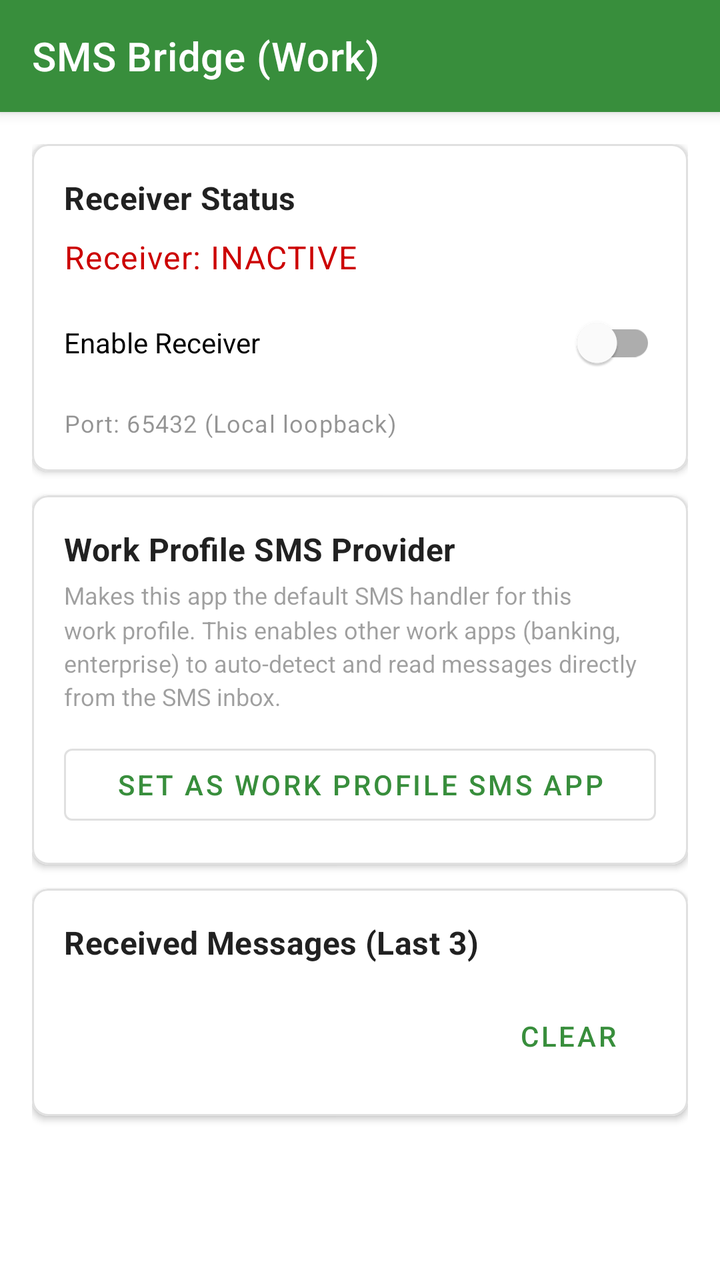
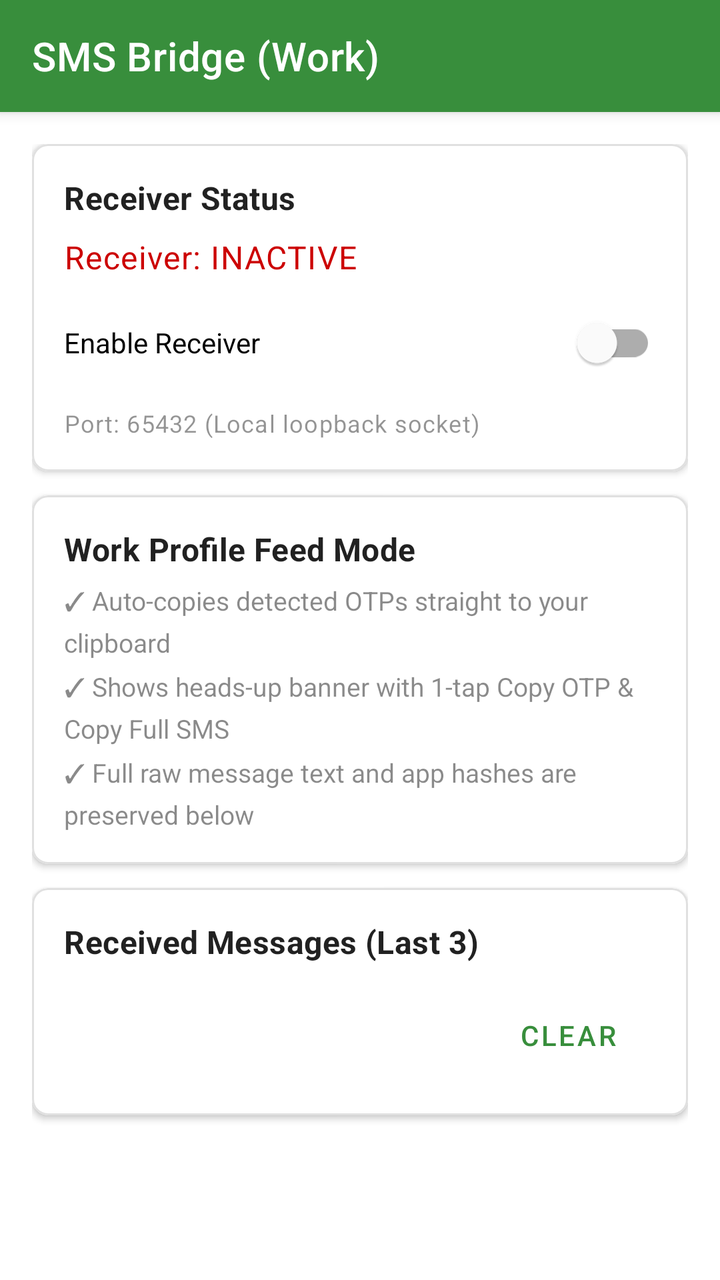

Compare the two renders of this Android layout. The source of the first and the diff that turns it into the second are given below.
<!-- AndroidManifest.xml: application theme Theme.SMSBridge -->
<!-- res/layout/activity_main.xml -->
<?xml version="1.0" encoding="utf-8"?>
<androidx.coordinatorlayout.widget.CoordinatorLayout
    xmlns:android="http://schemas.android.com/apk/res/android"
    xmlns:app="http://schemas.android.com/apk/res-auto"
    xmlns:tools="http://schemas.android.com/tools"
    android:layout_width="match_parent"
    android:layout_height="match_parent"
    tools:context=".MainActivity">

    <com.google.android.material.appbar.AppBarLayout
        android:layout_width="match_parent"
        android:layout_height="wrap_content">

        <androidx.appcompat.widget.Toolbar
            android:id="@+id/toolbar"
            android:layout_width="match_parent"
            android:layout_height="?attr/actionBarSize"
            android:background="@color/colorPrimary"
            android:elevation="4dp"
            android:theme="@style/ThemeOverlay.AppCompat.Dark.ActionBar"
            app:title="SMS Bridge (Work)"
            app:titleTextColor="@android:color/white"/>

    </com.google.android.material.appbar.AppBarLayout>

    <androidx.core.widget.NestedScrollView
        android:layout_width="match_parent"
        android:layout_height="match_parent"
        app:layout_behavior="@string/appbar_scrolling_view_behavior">

        <LinearLayout
            android:layout_width="match_parent"
            android:layout_height="wrap_content"
            android:orientation="vertical"
            android:padding="16dp">

            
            <com.google.android.material.card.MaterialCardView
                android:layout_width="match_parent"
                android:layout_height="wrap_content"
                android:layout_marginBottom="12dp"
                app:cardCornerRadius="8dp"
                app:cardElevation="2dp"
                app:strokeWidth="1dp"
                app:strokeColor="@color/colorOutline">

                <LinearLayout
                    android:layout_width="match_parent"
                    android:layout_height="wrap_content"
                    android:orientation="vertical"
                    android:padding="16dp">

                    <TextView
                        android:layout_width="match_parent"
                        android:layout_height="wrap_content"
                        android:text="Receiver Status"
                        android:textAppearance="@style/TextAppearance.MaterialComponents.Subtitle1"
                        android:textStyle="bold"
                        android:layout_marginBottom="8dp"/>

                    <TextView
                        android:id="@+id/tvStatus"
                        android:layout_width="match_parent"
                        android:layout_height="wrap_content"
                        android:text="Receiver: INACTIVE"
                        android:textAppearance="@style/TextAppearance.MaterialComponents.Body1"
                        android:textColor="@android:color/holo_red_dark"
                        android:layout_marginBottom="8dp"/>

                    <com.google.android.material.switchmaterial.SwitchMaterial
                        android:id="@+id/switchReceiver"
                        android:layout_width="match_parent"
                        android:layout_height="wrap_content"
                        android:text="Enable Receiver"
                        android:layout_marginBottom="8dp"/>

                    <TextView
                        android:layout_width="match_parent"
                        android:layout_height="wrap_content"
                        android:text="Port: 65432 (Local loopback)"
                        android:textAppearance="@style/TextAppearance.MaterialComponents.Caption"
                        android:alpha="0.7"/>

                </LinearLayout>
            </com.google.android.material.card.MaterialCardView>

            
            <com.google.android.material.card.MaterialCardView
                android:layout_width="match_parent"
                android:layout_height="wrap_content"
                android:layout_marginBottom="12dp"
                app:cardCornerRadius="8dp"
                app:cardElevation="2dp"
                app:strokeWidth="1dp"
                app:strokeColor="@color/colorOutline">

                <LinearLayout
                    android:layout_width="match_parent"
                    android:layout_height="wrap_content"
                    android:orientation="vertical"
                    android:padding="16dp">

                    <TextView
                        android:layout_width="match_parent"
                        android:layout_height="wrap_content"
                        android:text="Work Profile SMS Provider"
                        android:textAppearance="@style/TextAppearance.MaterialComponents.Subtitle1"
                        android:textStyle="bold"
                        android:layout_marginBottom="4dp"/>

                    <TextView
                        android:layout_width="match_parent"
                        android:layout_height="wrap_content"
                        android:text="Makes this app the default SMS handler for this work profile. This enables other work apps (banking, enterprise) to auto-detect and read messages directly from the SMS inbox."
                        android:textSize="12sp"
                        android:alpha="0.7"
                        android:lineSpacingMultiplier="1.2"
                        android:layout_marginBottom="12dp"/>

                    <com.google.android.material.button.MaterialButton
                        android:id="@+id/btnSetDefaultWorkSms"
                        style="@style/Widget.MaterialComponents.Button.OutlinedButton"
                        android:layout_width="match_parent"
                        android:layout_height="wrap_content"
                        android:text="Set as Work Profile SMS App"/>

                </LinearLayout>
            </com.google.android.material.card.MaterialCardView>

            
            <com.google.android.material.card.MaterialCardView
                android:layout_width="match_parent"
                android:layout_height="wrap_content"
                android:layout_marginBottom="12dp"
                app:cardCornerRadius="8dp"
                app:cardElevation="2dp"
                app:strokeWidth="1dp"
                app:strokeColor="@color/colorOutline">

                <LinearLayout
                    android:layout_width="match_parent"
                    android:layout_height="wrap_content"
                    android:orientation="vertical"
                    android:padding="16dp">

                    <TextView
                        android:layout_width="match_parent"
                        android:layout_height="wrap_content"
                        android:text="Received Messages (Last 3)"
                        android:textAppearance="@style/TextAppearance.MaterialComponents.Subtitle1"
                        android:textStyle="bold"
                        android:layout_marginBottom="8dp"/>

                    <androidx.recyclerview.widget.RecyclerView
                        android:id="@+id/rvMessages"
                        android:layout_width="match_parent"
                        android:layout_height="wrap_content"
                        android:nestedScrollingEnabled="false"/>

                    <Button
                        android:id="@+id/btnClear"
                        style="@style/Widget.MaterialComponents.Button.TextButton"
                        android:layout_width="wrap_content"
                        android:layout_height="wrap_content"
                        android:layout_gravity="end"
                        android:text="Clear"
                        android:layout_marginTop="4dp"/>

                </LinearLayout>
            </com.google.android.material.card.MaterialCardView>

        </LinearLayout>
    </androidx.core.widget.NestedScrollView>

</androidx.coordinatorlayout.widget.CoordinatorLayout>
<!-- resources referenced by this layout -->
<resources>
  <color name="colorOutline">#E0E0E0</color>
  <color name="colorPrimary">#388E3C</color>
  <style name="Theme.SMSBridge" parent="Theme.MaterialComponents.DayNight.NoActionBar">
          <item name="colorPrimary">@color/colorPrimary</item>
          <item name="colorPrimaryDark">@color/colorPrimaryDark</item>
          <item name="colorAccent">@color/colorAccent</item>
          <item name="colorOutline">@color/colorOutline</item>
      </style>
  <color name="colorPrimaryDark">#2E7D32</color>
  <color name="colorAccent">#FF5722</color>
</resources>

<!-- the commit's change to res/layout/activity_main.xml (unified diff, before → after) -->
@@ -77,7 +77,7 @@
                     <TextView
                         android:layout_width="match_parent"
                         android:layout_height="wrap_content"
-                        android:text="Port: 65432 (Local loopback)"
+                        android:text="Port: 65432 (Local loopback socket)"
                         android:textAppearance="@style/TextAppearance.MaterialComponents.Caption"
                         android:alpha="0.7"/>
 
@@ -103,26 +103,18 @@
                     <TextView
                         android:layout_width="match_parent"
                         android:layout_height="wrap_content"
-                        android:text="Work Profile SMS Provider"
+                        android:text="Work Profile Feed Mode"
                         android:textAppearance="@style/TextAppearance.MaterialComponents.Subtitle1"
                         android:textStyle="bold"
-                        android:layout_marginBottom="4dp"/>
+                        android:layout_marginBottom="6dp"/>
 
                     <TextView
                         android:layout_width="match_parent"
                         android:layout_height="wrap_content"
-                        android:text="Makes this app the default SMS handler for this work profile. This enables other work apps (banking, enterprise) to auto-detect and read messages directly from the SMS inbox."
-                        android:textSize="12sp"
-                        android:alpha="0.7"
-                        android:lineSpacingMultiplier="1.2"
-                        android:layout_marginBottom="12dp"/>
-
-                    <com.google.android.material.button.MaterialButton
-                        android:id="@+id/btnSetDefaultWorkSms"
-                        style="@style/Widget.MaterialComponents.Button.OutlinedButton"
-                        android:layout_width="match_parent"
-                        android:layout_height="wrap_content"
-                        android:text="Set as Work Profile SMS App"/>
+                        android:text="✓ Auto-copies detected OTPs straight to your clipboard\n✓ Shows heads-up banner with 1-tap Copy OTP &amp; Copy Full SMS\n✓ Full raw message text and app hashes are preserved below"
+                        android:textSize="13sp"
+                        android:lineSpacingMultiplier="1.3"
+                        android:alpha="0.85"/>
 
                 </LinearLayout>
             </com.google.android.material.card.MaterialCardView>
